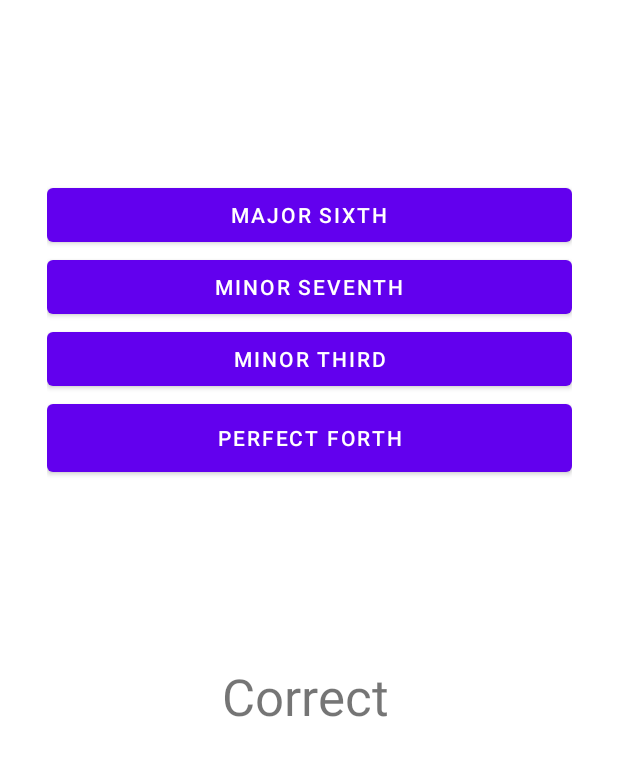
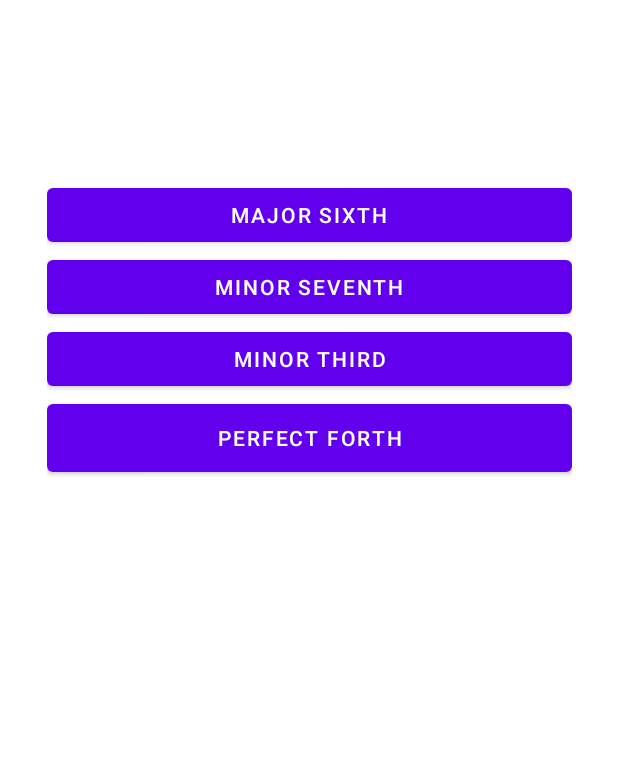
Before and after one commit to kevin224860/MusicIntervalApp, an Android app: the screen it shows after launch (MainActivity), on a phone screen of 412 x 824 dp, the part 248-1024 px from its top. Run offline under Robolectric (Android 15) with nearby library versions, the phone set to English and light mode, and no system bars.

Commit message:
set the defaut resultText to invisible

```diff
--- a/app/src/main/java/com/example/intervalapp/MainActivity.java
+++ b/app/src/main/java/com/example/intervalapp/MainActivity.java
@@ -11,6 +11,7 @@ import android.view.View;
 import android.widget.Button;
 import android.widget.TextView;
 
+import java.io.IOException;
 import java.util.ArrayList;
 import java.util.HashMap;
 import java.util.Random;
@@ -171,7 +172,7 @@ public class MainActivity extends AppCompatActivity {
 
     }
 
-    public void makeSound(View view){
+    public void makeSound(View view) throws IOException {
 
 
         Log.i("Play sound", intervalArr[0]);
@@ -205,6 +206,7 @@ public class MainActivity extends AppCompatActivity {
             resultTextView.setVisibility(View.VISIBLE);
             resultTextView.setText("It was " + interval);
         }
+        resultTextView.setVisibility(View.VISIBLE);
         nextButton.setVisibility(View.VISIBLE);
 
     }
--- a/app/src/main/res/layout/activity_main.xml
+++ b/app/src/main/res/layout/activity_main.xml
@@ -94,6 +94,7 @@
         android:layout_marginBottom="176dp"
         android:text="Correct"
         android:textSize="34sp"
+        android:visibility="invisible"
         app:layout_constraintBottom_toBottomOf="parent"
         app:layout_constraintEnd_toEndOf="parent"
         app:layout_constraintStart_toStartOf="parent"
```
